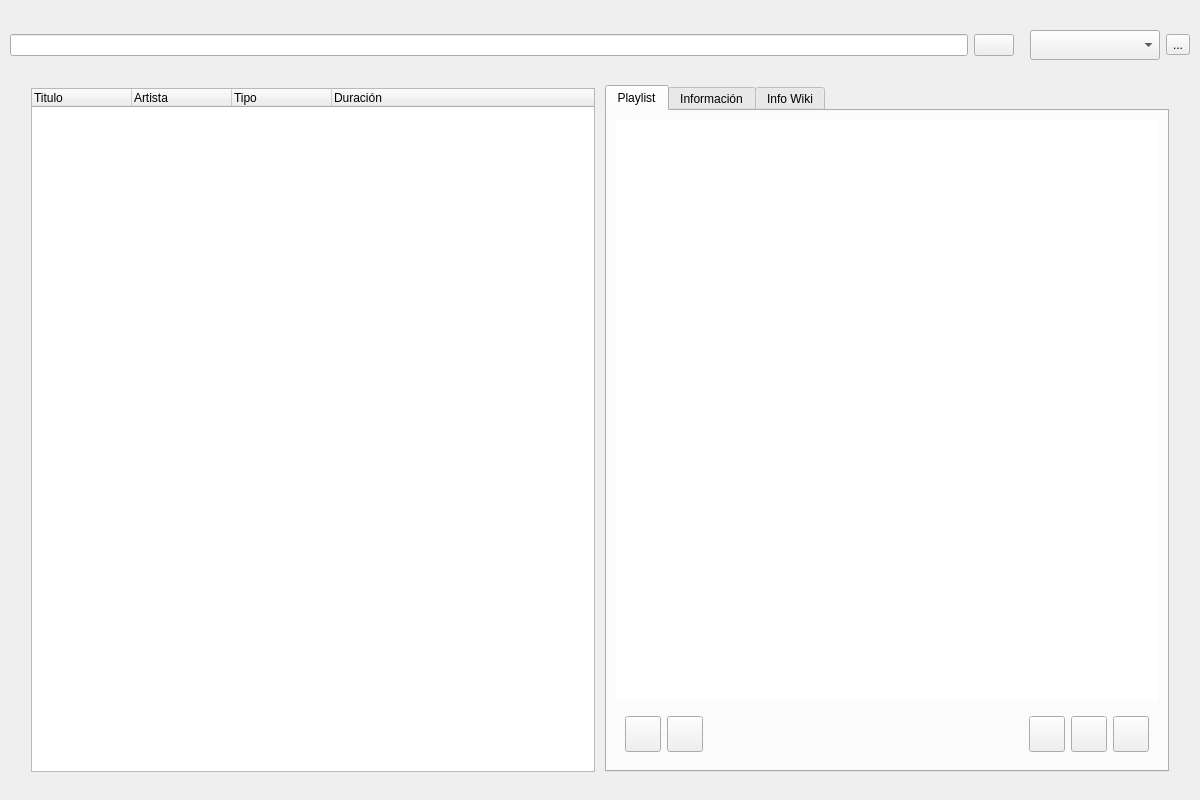
This is ui/url_player.ui in volteret4/mfuz as Qt 5 draws it before an edit. The edited form follows.
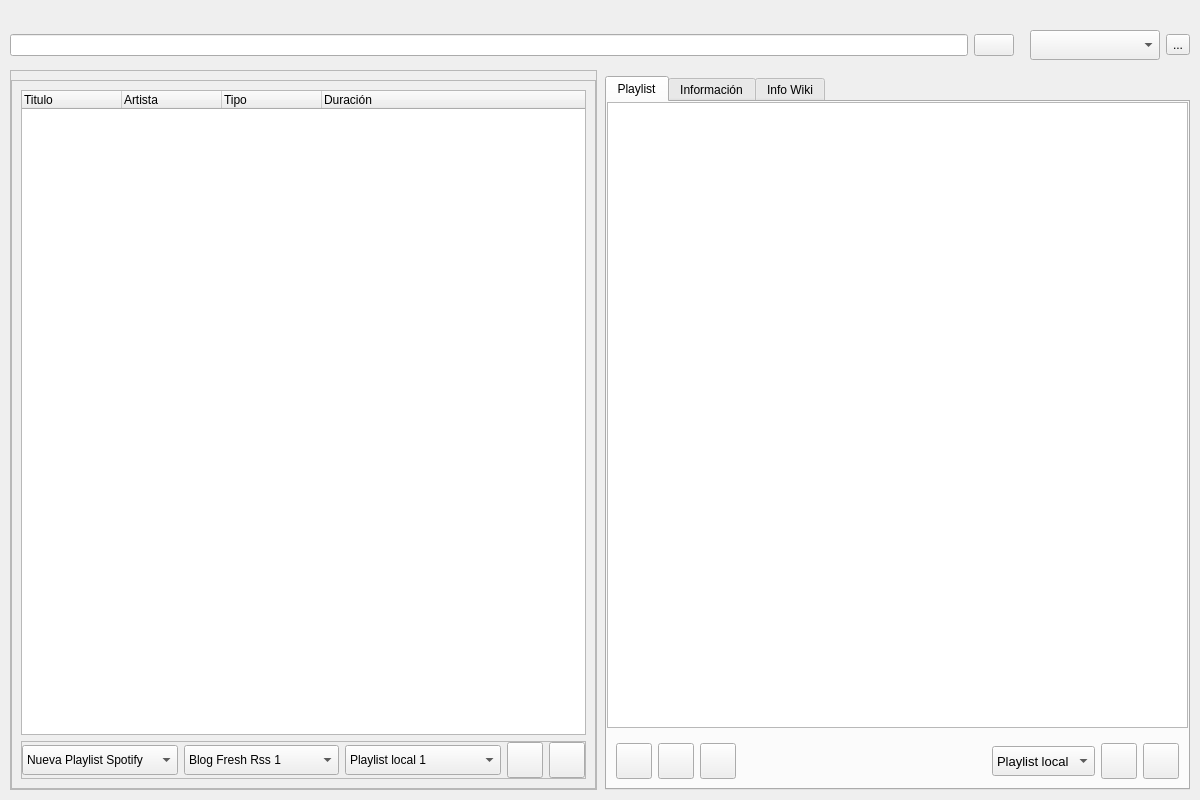
This is the edited form. The open tabs and pages were chosen to show the change. Icons and pictures are not drawn.

Commit message: url playlist añadido spotify

Diff of the .ui file:
```diff
--- a/ui/url_player.ui
+++ b/ui/url_player.ui
@@ -179,6 +179,9 @@
       </item>
       <item>
        <widget class="QPushButton" name="searchButton">
+        <property name="toolTip">
+         <string>Buscar</string>
+        </property>
         <property name="text">
          <string/>
         </property>
@@ -218,6 +221,9 @@
           <height>30</height>
          </size>
         </property>
+        <property name="toolTip">
+         <string>Servicios en los que buscar</string>
+        </property>
         <property name="insertPolicy">
          <enum>QComboBox::InsertPolicy::NoInsert</enum>
         </property>
@@ -260,70 +266,280 @@
       <number>0</number>
      </property>
      <layout class="QHBoxLayout" name="horizontalLayout">
+      <property name="leftMargin">
+       <number>0</number>
+      </property>
+      <property name="topMargin">
+       <number>0</number>
+      </property>
+      <property name="rightMargin">
+       <number>0</number>
+      </property>
+      <property name="bottomMargin">
+       <number>0</number>
+      </property>
       <item>
        <widget class="QFrame" name="tree_container">
         <property name="styleSheet">
-         <string notr="true">            QFrame {{
-                border: none
-                border-radius: 3px;
-            }}</string>
+         <string notr="true"/>
+        </property>
+        <property name="locale">
+         <locale language="Spanish" country="Spain"/>
         </property>
         <property name="frameShape">
-         <enum>QFrame::Shape::NoFrame</enum>
+         <enum>QFrame::Shape::StyledPanel</enum>
         </property>
         <property name="frameShadow">
          <enum>QFrame::Shadow::Raised</enum>
         </property>
         <property name="lineWidth">
-         <number>0</number>
+         <number>1</number>
         </property>
         <layout class="QVBoxLayout" name="verticalLayout_5">
          <property name="leftMargin">
-          <number>12</number>
+          <number>0</number>
          </property>
          <property name="rightMargin">
-          <number>2</number>
+          <number>0</number>
+         </property>
+         <property name="bottomMargin">
+          <number>0</number>
          </property>
          <item>
-          <widget class="QTreeWidget" name="treeWidget">
+          <widget class="QFrame" name="resultados_container">
            <property name="frameShape">
             <enum>QFrame::Shape::StyledPanel</enum>
            </property>
            <property name="frameShadow">
-            <enum>QFrame::Shadow::Plain</enum>
+            <enum>QFrame::Shadow::Raised</enum>
            </property>
-           <property name="lineWidth">
-            <number>0</number>
-           </property>
-           <property name="horizontalScrollBarPolicy">
-            <enum>Qt::ScrollBarPolicy::ScrollBarAlwaysOff</enum>
-           </property>
-           <property name="columnCount">
-            <number>4</number>
-           </property>
-           <attribute name="headerVisible">
-            <bool>true</bool>
-           </attribute>
-           <column>
-            <property name="text">
-             <string notr="true">Titulo</string>
-            </property>
-           </column>
-           <column>
-            <property name="text">
-             <string>Artista</string>
-            </property>
-           </column>
-           <column>
-            <property name="text">
-             <string>Tipo</string>
-            </property>
-           </column>
-           <column>
-            <property name="text">
-             <string>Duración</string>
-            </property>
-           </column>
+           <layout class="QVBoxLayout" name="verticalLayout_15">
+            <item>
+             <widget class="QTreeWidget" name="treeWidget">
+              <property name="frameShape">
+               <enum>QFrame::Shape::StyledPanel</enum>
+              </property>
+              <property name="frameShadow">
+               <enum>QFrame::Shadow::Plain</enum>
+              </property>
+              <property name="lineWidth">
+               <number>0</number>
+              </property>
+              <property name="horizontalScrollBarPolicy">
+               <enum>Qt::ScrollBarPolicy::ScrollBarAlwaysOff</enum>
+              </property>
+              <property name="columnCount">
+               <number>4</number>
+              </property>
+              <attribute name="headerVisible">
+               <bool>true</bool>
+              </attribute>
+              <column>
+               <property name="text">
+                <string notr="true">Titulo</string>
+               </property>
+              </column>
+              <column>
+               <property name="text">
+                <string>Artista</string>
+               </property>
+              </column>
+              <column>
+               <property name="text">
+                <string>Tipo</string>
+               </property>
+              </column>
+              <column>
+               <property name="text">
+                <string>Duración</string>
+               </property>
+              </column>
+             </widget>
+            </item>
+            <item>
+             <widget class="QFrame" name="tree_container_frame">
+              <property name="frameShape">
+               <enum>QFrame::Shape::StyledPanel</enum>
+              </property>
+              <property name="frameShadow">
+               <enum>QFrame::Shadow::Raised</enum>
+              </property>
+              <layout class="QHBoxLayout" name="horizontalLayout_6">
+               <property name="leftMargin">
+                <number>0</number>
+               </property>
+               <property name="topMargin">
+                <number>0</number>
+               </property>
+               <property name="rightMargin">
+                <number>0</number>
+               </property>
+               <property name="bottomMargin">
+                <number>0</number>
+               </property>
+               <item>
+                <widget class="QComboBox" name="playlist_spotify_comboBox">
+                 <property name="minimumSize">
+                  <size>
+                   <width>0</width>
+                   <height>30</height>
+                  </size>
+                 </property>
+                 <property name="toolTip">
+                  <string>Carga playlist spotify</string>
+                 </property>
+                 <item>
+                  <property name="text">
+                   <string>Nueva Playlist Spotify</string>
+                  </property>
+                  <property name="icon">
+                   <iconset resource="../images.qrc">
+                    <normaloff>:/services/b_plus_cross</normaloff>:/services/b_plus_cross</iconset>
+                  </property>
+                 </item>
+                 <item>
+                  <property name="text">
+                   <string>Playlist Spotify 1</string>
+                  </property>
+                  <property name="icon">
+                   <iconset resource="../images.qrc">
+                    <normaloff>:/services/spotify</normaloff>:/services/spotify</iconset>
+                  </property>
+                 </item>
+                </widget>
+               </item>
+               <item>
+                <widget class="QComboBox" name="playlist_rss_comboBox">
+                 <property name="minimumSize">
+                  <size>
+                   <width>0</width>
+                   <height>30</height>
+                  </size>
+                 </property>
+                 <property name="toolTip">
+                  <string>Carga playlist del lector rss</string>
+                 </property>
+                 <item>
+                  <property name="text">
+                   <string>Blog Fresh Rss 1</string>
+                  </property>
+                  <property name="icon">
+                   <iconset resource="../images.qrc">
+                    <normaloff>:/services/rss</normaloff>:/services/rss</iconset>
+                  </property>
+                 </item>
+                </widget>
+               </item>
+               <item>
+                <widget class="QComboBox" name="playlist_local_comboBox">
+                 <property name="minimumSize">
+                  <size>
+                   <width>0</width>
+                   <height>30</height>
+                  </size>
+                 </property>
+                 <property name="toolTip">
+                  <string>Carga playlist local</string>
+                 </property>
+                 <item>
+                  <property name="text">
+                   <string>Playlist local 1</string>
+                  </property>
+                  <property name="icon">
+                   <iconset resource="../images.qrc">
+                    <normaloff>:/services/plslove</normaloff>:/services/plslove</iconset>
+                  </property>
+                 </item>
+                </widget>
+               </item>
+               <item>
+                <widget class="QPushButton" name="addButton">
+                 <property name="minimumSize">
+                  <size>
+                   <width>36</width>
+                   <height>36</height>
+                  </size>
+                 </property>
+                 <property name="maximumSize">
+                  <size>
+                   <width>36</width>
+                   <height>36</height>
+                  </size>
+                 </property>
+                 <property name="font">
+                  <font>
+                   <family>Segoe UI</family>
+                   <pointsize>10</pointsize>
+                   <bold>true</bold>
+                  </font>
+                 </property>
+                 <property name="cursor">
+                  <cursorShape>PointingHandCursor</cursorShape>
+                 </property>
+                 <property name="toolTip">
+                  <string>Añadir al creador de playlists</string>
+                 </property>
+                 <property name="text">
+                  <string/>
+                 </property>
+                 <property name="icon">
+                  <iconset resource="../images.qrc">
+                   <normaloff>:/services/addstar</normaloff>:/services/addstar</iconset>
+                 </property>
+                 <property name="iconSize">
+                  <size>
+                   <width>30</width>
+                   <height>30</height>
+                  </size>
+                 </property>
+                </widget>
+               </item>
+               <item>
+                <widget class="QPushButton" name="delButton">
+                 <property name="minimumSize">
+                  <size>
+                   <width>0</width>
+                   <height>0</height>
+                  </size>
+                 </property>
+                 <property name="maximumSize">
+                  <size>
+                   <width>36</width>
+                   <height>36</height>
+                  </size>
+                 </property>
+                 <property name="font">
+                  <font>
+                   <family>Segoe UI</family>
+                   <pointsize>10</pointsize>
+                   <bold>true</bold>
+                  </font>
+                 </property>
+                 <property name="cursor">
+                  <cursorShape>PointingHandCursor</cursorShape>
+                 </property>
+                 <property name="toolTip">
+                  <string>Eliminar del creador de playlists</string>
+                 </property>
+                 <property name="text">
+                  <string/>
+                 </property>
+                 <property name="icon">
+                  <iconset resource="../images.qrc">
+                   <normaloff>:/services/b_minus_star</normaloff>:/services/b_minus_star</iconset>
+                 </property>
+                 <property name="iconSize">
+                  <size>
+                   <width>30</width>
+                   <height>30</height>
+                  </size>
+                 </property>
+                </widget>
+               </item>
+              </layout>
+             </widget>
+            </item>
+           </layout>
           </widget>
          </item>
         </layout>
@@ -354,10 +570,10 @@
           <number>0</number>
          </property>
          <property name="rightMargin">
-          <number>12</number>
+          <number>0</number>
          </property>
          <property name="bottomMargin">
-          <number>9</number>
+          <number>0</number>
          </property>
          <item>
           <widget class="QFrame" name="botones_player">
@@ -413,7 +629,7 @@
             <enum>QFrame::Shape::NoFrame</enum>
            </property>
            <property name="frameShadow">
-            <enum>QFrame::Shadow::Raised</enum>
+            <enum>QFrame::Shadow::Plain</enum>
            </property>
            <property name="lineWidth">
             <number>0</number>
@@ -440,7 +656,7 @@
             }}</string>
               </property>
               <property name="currentIndex">
-               <number>2</number>
+               <number>0</number>
               </property>
               <property name="movable">
                <bool>false</bool>
@@ -462,18 +678,84 @@
                 <string>Playlist</string>
                </attribute>
                <layout class="QVBoxLayout" name="verticalLayout_6">
+                <property name="leftMargin">
+                 <number>0</number>
+                </property>
+                <property name="topMargin">
+                 <number>0</number>
+                </property>
+                <property name="rightMargin">
+                 <number>0</number>
+                </property>
+                <property name="bottomMargin">
+                 <number>0</number>
+                </property>
                 <item>
-                 <widget class="QListWidget" name="listWidget">
-                  <property name="frameShape">
-                   <enum>QFrame::Shape::NoFrame</enum>
+                 <widget class="QScrollArea" name="playlist_scrollArea">
+                  <property name="autoFillBackground">
+                   <bool>false</bool>
                   </property>
-                  <property name="lineWidth">
-                   <number>0</number>
+                  <property name="widgetResizable">
+                   <bool>true</bool>
                   </property>
+                  <widget class="QWidget" name="scrollAreaWidgetContents_5">
+                   <property name="geometry">
+                    <rect>
+                     <x>0</x>
+                     <y>0</y>
+                     <width>581</width>
+                     <height>625</height>
+                    </rect>
+                   </property>
+                   <layout class="QVBoxLayout" name="verticalLayout_16">
+                    <property name="leftMargin">
+                     <number>0</number>
+                    </property>
+                    <property name="topMargin">
+                     <number>0</number>
+                    </property>
+                    <property name="rightMargin">
+                     <number>0</number>
+                    </property>
+                    <property name="bottomMargin">
+                     <number>0</number>
+                    </property>
+                    <item>
+                     <widget class="QListWidget" name="listWidget">
+                      <property name="styleSheet">
+                       <string notr="true">QListWidget {{
+	background-color: {theme['secondary_bg']};
+}}</string>
+                      </property>
+                      <property name="frameShape">
+                       <enum>QFrame::Shape::NoFrame</enum>
+                      </property>
+                      <property name="lineWidth">
+                       <number>0</number>
+                      </property>
+                      <property name="iconSize">
+                       <size>
+                        <width>16</width>
+                        <height>16</height>
+                       </size>
+                      </property>
+                      <property name="sortingEnabled">
+                       <bool>true</bool>
+                      </property>
+                     </widget>
+                    </item>
+                   </layout>
+                  </widget>
                  </widget>
                 </item>
                 <item>
-                 <widget class="QFrame" name="frame">
+                 <widget class="QFrame" name="botones_reproductor_frame">
+                  <property name="font">
+                   <font>
+                    <family>Segoe UI</family>
+                    <pointsize>10</pointsize>
+                   </font>
+                  </property>
                   <property name="styleSheet">
                    <string notr="true">            QFrame {{
                 border: none
@@ -484,97 +766,15 @@
                    <enum>QFrame::Shape::NoFrame</enum>
                   </property>
                   <property name="frameShadow">
-                   <enum>QFrame::Shadow::Raised</enum>
+                   <enum>QFrame::Shadow::Plain</enum>
                   </property>
                   <property name="lineWidth">
                    <number>0</number>
                   </property>
                   <layout class="QHBoxLayout" name="horizontalLayout_3">
-                   <item>
-                    <widget class="QPushButton" name="addButton">
-                     <property name="minimumSize">
-                      <size>
-                       <width>36</width>
-                       <height>36</height>
-                      </size>
-                     </property>
-                     <property name="maximumSize">
-                      <size>
-                       <width>36</width>
-                       <height>36</height>
-                      </size>
-                     </property>
-                     <property name="font">
-                      <font>
-                       <family>Segoe UI</family>
-                       <pointsize>10</pointsize>
-                       <bold>true</bold>
-                      </font>
-                     </property>
-                     <property name="text">
-                      <string/>
-                     </property>
-                     <property name="icon">
-                      <iconset resource="../images.qrc">
-                       <normaloff>:/services/addstar</normaloff>:/services/addstar</iconset>
-                     </property>
-                     <property name="iconSize">
-                      <size>
-                       <width>30</width>
-                       <height>30</height>
-                      </size>
-                     </property>
-                    </widget>
-                   </item>
-                   <item>
-                    <widget class="QPushButton" name="delButton">
-                     <property name="minimumSize">
-                      <size>
-                       <width>0</width>
-                       <height>0</height>
-                      </size>
-                     </property>
-                     <property name="maximumSize">
-                      <size>
-                       <width>36</width>
-                       <height>36</height>
-                      </size>
-                     </property>
-                     <property name="font">
-                      <font>
-                       <family>Segoe UI</family>
-                       <pointsize>10</pointsize>
-                       <bold>true</bold>
-                      </font>
-                     </property>
-                     <property name="text">
-                      <string/>
-                     </property>
-                     <property name="icon">
-                      <iconset resource="../images.qrc">
-                       <normaloff>:/services/b_minus_star</normaloff>:/services/b_minus_star</iconset>
-                     </property>
-                     <property name="iconSize">
-                      <size>
-                       <width>30</width>
-                       <height>30</height>
-                      </size>
-                     </property>
-                    </widget>
-                   </item>
-                   <item>
-                    <spacer name="horizontalSpacer_2">
-                     <property name="orientation">
-                      <enum>Qt::Orientation::Horizontal</enum>
-                     </property>
-                     <property name="sizeHint" stdset="0">
-                      <size>
-                       <width>40</width>
-                       <height>20</height>
-                      </size>
-                     </property>
-                    </spacer>
-                   </item>
+                   <property name="bottomMargin">
+                    <number>9</number>
+                   </property>
                    <item>
                     <widget class="QPushButton" name="rewButton">
                      <property name="minimumSize">
@@ -596,6 +796,9 @@
                        <bold>true</bold>
                       </font>
                      </property>
+                     <property name="toolTip">
+                      <string>Canción anterior</string>
+                     </property>
                      <property name="text">
                       <string/>
                      </property>
@@ -632,6 +835,9 @@
                        <bold>true</bold>
                       </font>
                      </property>
+                     <property name="toolTip">
+                      <string>Reproducir/Pausar</string>
+                     </property>
                      <property name="text">
                       <string/>
                      </property>
@@ -677,6 +883,9 @@
                      <property name="cursor">
                       <cursorShape>PointingHandCursor</cursorShape>
                      </property>
+                     <property name="toolTip">
+                      <string>Canción prósima</string>
+                     </property>
                      <property name="styleSheet">
                       <string notr="true">QPushButton {{
 	border-radius: 20
@@ -697,6 +906,136 @@
                      </property>
                     </widget>
                    </item>
+                   <item>
+                    <spacer name="horizontalSpacer_4">
+                     <property name="orientation">
+                      <enum>Qt::Orientation::Horizontal</enum>
+                     </property>
+                     <property name="sizeHint" stdset="0">
+                      <size>
+                       <width>40</width>
+                       <height>20</height>
+                      </size>
+                     </property>
+                    </spacer>
+                   </item>
+                   <item>
+                    <spacer name="horizontalSpacer_2">
+                     <property name="orientation">
+                      <enum>Qt::Orientation::Horizontal</enum>
+                     </property>
+                     <property name="sizeHint" stdset="0">
+                      <size>
+                       <width>40</width>
+                       <height>20</height>
+                      </size>
+                     </property>
+                    </spacer>
+                   </item>
+                   <item>
+                    <widget class="QComboBox" name="guardar_playlist_comboBox">
+                     <property name="minimumSize">
+                      <size>
+                       <width>0</width>
+                       <height>30</height>
+                      </size>
+                     </property>
+                     <property name="font">
+                      <font>
+                       <family>Segoe UI</family>
+                       <pointsize>10</pointsize>
+                      </font>
+                     </property>
+                     <property name="toolTip">
+                      <string>Selecciona tipo de playlist a guardar</string>
+                     </property>
+                     <item>
+                      <property name="text">
+                       <string>Playlist local</string>
+                      </property>
+                      <property name="icon">
+                       <iconset resource="../images.qrc">
+                        <normaloff>:/services/plslove</normaloff>:/services/plslove</iconset>
+                      </property>
+                     </item>
+                     <item>
+                      <property name="text">
+                       <string>Spotify</string>
+                      </property>
+                      <property name="icon">
+                       <iconset resource="../images.qrc">
+                        <normaloff>:/services/spotify</normaloff>:/services/spotify</iconset>
+                      </property>
+                     </item>
+                     <item>
+                      <property name="text">
+                       <string>Youtube</string>
+                      </property>
+                      <property name="icon">
+                       <iconset resource="../images.qrc">
+                        <normaloff>:/services/yt</normaloff>:/services/yt</iconset>
+                      </property>
+                     </item>
+                    </widget>
+                   </item>
+                   <item>
+                    <widget class="QPushButton" name="GuardarPlaylist">
+                     <property name="maximumSize">
+                      <size>
+                       <width>36</width>
+                       <height>36</height>
+                      </size>
+                     </property>
+                     <property name="cursor">
+                      <cursorShape>PointingHandCursor</cursorShape>
+                     </property>
+                     <property name="toolTip">
+                      <string>Guardar lista</string>
+                     </property>
+                     <property name="text">
+                      <string/>
+                     </property>
+                     <property name="icon">
+                      <iconset resource="../images.qrc">
+                       <normaloff>:/services/b_save</normaloff>:/services/b_save</iconset>
+                     </property>
+                     <property name="iconSize">
+                      <size>
+                       <width>30</width>
+                       <height>30</height>
+                      </size>
+                     </property>
+                    </widget>
+                   </item>
+                   <item>
+                    <widget class="QPushButton" name="VaciarPlaylist">
+                     <property name="maximumSize">
+                      <size>
+                       <width>36</width>
+                       <height>36</height>
+                      </size>
+                     </property>
+                     <property name="cursor">
+                      <cursorShape>PointingHandCursor</cursorShape>
+                     </property>
+                     <property name="toolTip">
+                      <string>Vaciar lista</string>
+                     </property>
+                     <property name="text">
+                      <string/>
+                     </property>
+                     <property name="icon">
+                      <iconset resource="../images.qrc">
+                       <normaloff>:/services/error</normaloff>:/services/error</iconset>
+                     </property>
+                     <property name="iconSize">
+                      <size>
+                       <width>30</width>
+                       <height>30</height>
+                      </size>
+                     </property>
+                    </widget>
+                   </item>
                   </layout>
                  </widget>
                 </item>
@@ -713,6 +1052,18 @@
                 <string>Información</string>
                </attribute>
                <layout class="QVBoxLayout" name="verticalLayout_7">
+                <property name="leftMargin">
+                 <number>0</number>
+                </property>
+                <property name="topMargin">
+                 <number>0</number>
+                </property>
+                <property name="rightMargin">
+                 <number>0</number>
+                </property>
+                <property name="bottomMargin">
+                 <number>0</number>
+                </property>
                 <item>
                  <widget class="QScrollArea" name="scrollArea">
                   <property name="frameShape">
@@ -729,8 +1080,8 @@
                     <rect>
                      <x>0</x>
                      <y>0</y>
-                     <width>542</width>
-                     <height>640</height>
+                     <width>581</width>
+                     <height>685</height>
                     </rect>
                    </property>
                    <property name="styleSheet">
@@ -740,6 +1091,18 @@
             }}</string>
                    </property>
                    <layout class="QVBoxLayout" name="verticalLayout_8">
+                    <property name="leftMargin">
+                     <number>0</number>
+                    </property>
+                    <property name="topMargin">
+                     <number>0</number>
+                    </property>
+                    <property name="rightMargin">
+                     <number>0</number>
+                    </property>
+                    <property name="bottomMargin">
+                     <number>0</number>
+                    </property>
                     <item>
                      <widget class="QTextEdit" name="textEdit">
                       <property name="frameShape">
@@ -751,6 +1114,9 @@
                       <property name="lineWidth">
                        <number>0</number>
                       </property>
+                      <property name="placeholderText">
+                       <string>En esta pestaña se mostrará un log sobre la búsqueda y reproducción de elementos en esta ventana</string>
+                      </property>
                      </widget>
                     </item>
                    </layout>
@@ -764,6 +1130,18 @@
                 <string>Info Wiki</string>
                </attribute>
                <layout class="QVBoxLayout" name="verticalLayout_3">
+                <property name="leftMargin">
+                 <number>0</number>
+                </property>
+                <property name="topMargin">
+                 <number>0</number>
+                </property>
+                <property name="rightMargin">
+                 <number>0</number>
+                </property>
+                <property name="bottomMargin">
+                 <number>0</number>
+                </property>
                 <item>
                  <widget class="QScrollArea" name="info_wiki_scroll">
                   <property name="widgetResizable">
@@ -774,11 +1152,23 @@
                     <rect>
                      <x>0</x>
                      <y>0</y>
-                     <width>542</width>
-                     <height>640</height>
+                     <width>581</width>
+                     <height>685</height>
                     </rect>
                    </property>
                    <layout class="QVBoxLayout" name="verticalLayout_9">
+                    <property name="leftMargin">
+                     <number>0</number>
+                    </property>
+                    <property name="topMargin">
+                     <number>0</number>
+                    </property>
+                    <property name="rightMargin">
+                     <number>0</number>
+                    </property>
+                    <property name="bottomMargin">
+                     <number>0</number>
+                    </property>
                     <item>
                      <widget class="QTextEdit" name="info_wiki_textedit">
                       <property name="readOnly">
@@ -787,6 +1177,9 @@
                       <property name="textInteractionFlags">
                        <set>Qt::TextInteractionFlag::LinksAccessibleByMouse|Qt::TextInteractionFlag::TextSelectableByMouse</set>
                       </property>
+                      <property name="placeholderText">
+                       <string>Aqui se mostrará información sobre el elemento buscado</string>
+                      </property>
                      </widget>
                     </item>
                    </layout>
```
The commit also changes 34 other files.
